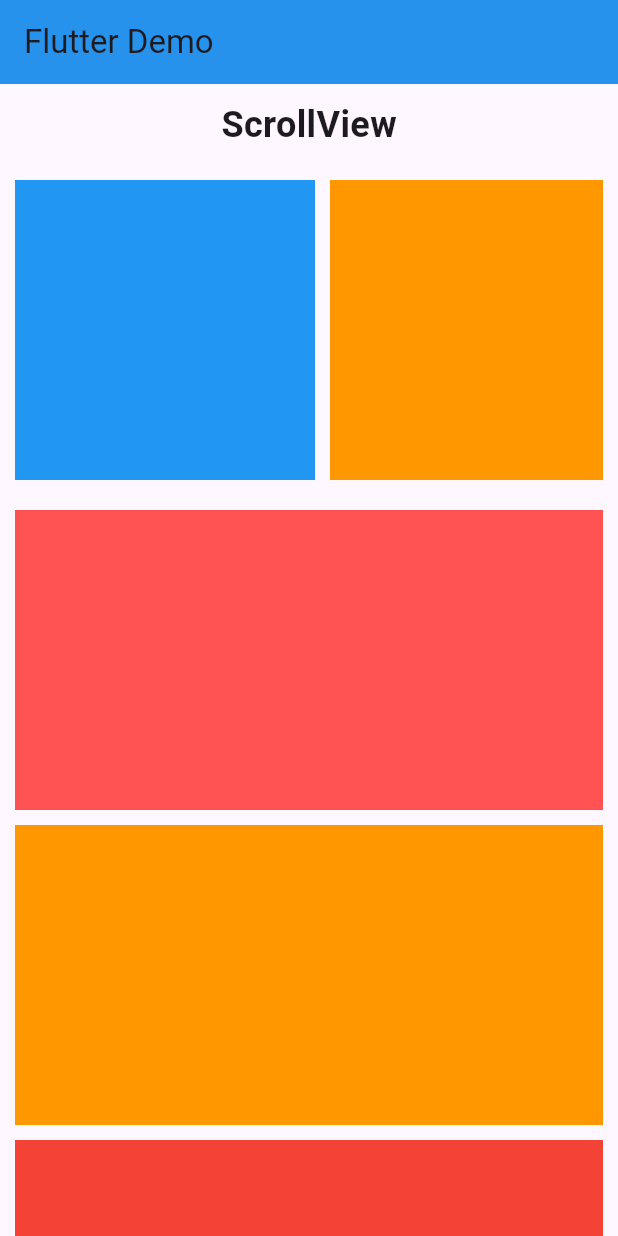
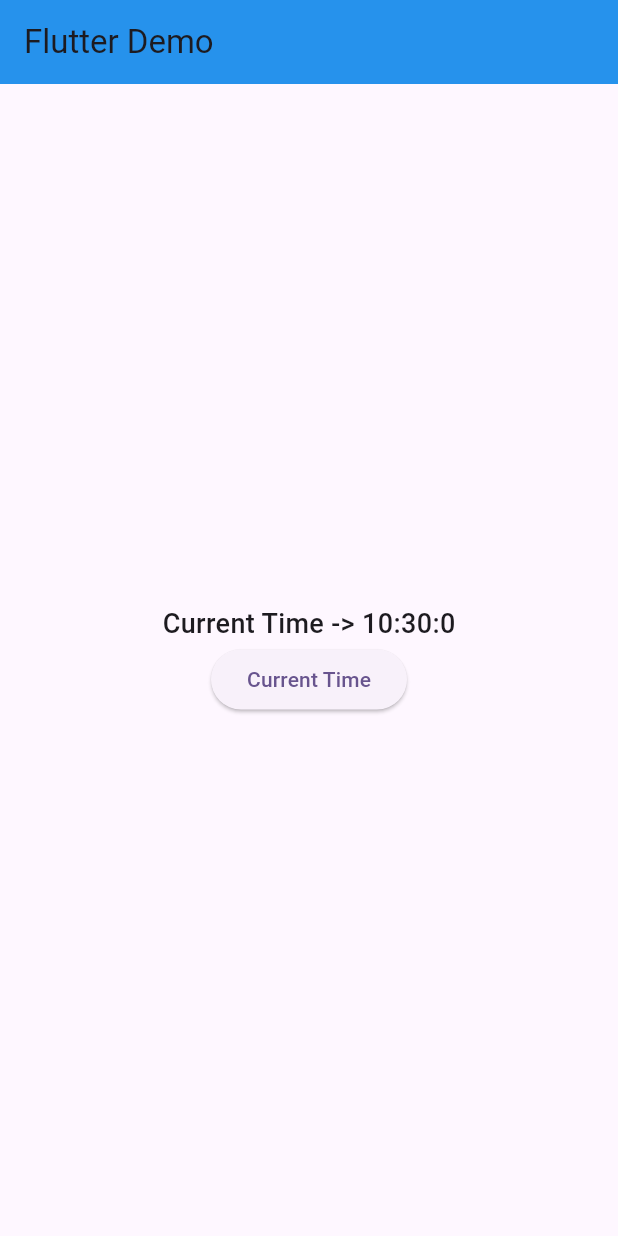
Before and after one commit to prajapatihet/firstapp, a Flutter app: the screen it shows after launch, on a phone screen of 412 x 824 dp. Run offline on Flutter 3.47's test engine with Material 3 defaults, Android fonts, the phone set to English and light mode, and no system bars.

Commit message:
current time

```diff
--- a/lib/src/present/views/main_screen/main_home.dart
+++ b/lib/src/present/views/main_screen/main_home.dart
@@ -9,6 +9,7 @@ class MainHomeScreen extends StatefulWidget {
 }
 
 class _MainHomeScreenState extends State<MainHomeScreen> {
+  var time = DateTime.now();
   @override
   Widget build(BuildContext context) {
     return Scaffold(
@@ -17,125 +18,26 @@ class _MainHomeScreenState extends State<MainHomeScreen> {
         title: const Text('Flutter Demo'),
         elevation: 2,
       ),
-      body: SingleChildScrollView(
-        child: Padding(
-          padding: const EdgeInsets.all(10.0),
+      body: Center(
         child: Column(
+          mainAxisAlignment: MainAxisAlignment.center,
           children: [
             Text(
-                'ScrollView',
-                style: TextStyle(
-                  fontSize: 24,
-                  fontWeight: FontWeight.bold,
+              'Current Time -> ${time.hour}:${time.minute}:${time.second}',
+              style: const TextStyle(
+                fontSize: 18,
+                fontWeight: FontWeight.w500,
               ),
             ),
-              SizedBox(
-                height: 20,
-              ),
-              SingleChildScrollView(
-                scrollDirection: Axis.horizontal,
-                child: Row(
-                  children: [
-                    Container(
-                      margin: EdgeInsets.only(right: 10),
-                      width: 200,
-                      height: 200,
-                      color: Colors.blue,
-                    ),
-                    Container(
-                      margin: EdgeInsets.only(right: 10),
-                      width: 200,
-                      height: 200,
-                      color: Colors.orange,
-                    ),
-                    Container(
-                      margin: EdgeInsets.only(right: 10),
-                      width: 200,
-                      height: 200,
-                      color: Colors.red,
-                    ),
-                    Container(
-                      margin: EdgeInsets.only(right: 10),
-                      width: 200,
-                      height: 200,
-                      color: Colors.green,
-                    ),
-                    Container(
-                      margin: EdgeInsets.only(right: 10),
-                      width: 200,
-                      height: 200,
-                      color: Colors.grey,
-                    ),
-                    Container(
-                      margin: EdgeInsets.only(right: 10),
-                      width: 200,
-                      height: 200,
-                      color: Colors.blue,
-                    ),
-                    Container(
-                      margin: EdgeInsets.only(right: 10),
-                      width: 200,
-                      height: 200,
-                      color: Colors.orange,
+            ElevatedButton(
+              onPressed: () {
+                setState(() {
+                  time = DateTime.now();
+                });
+              },
+              child: const Text('Current Time'),
             ),
           ],
-                ),
-              ),
-              SizedBox(
-                height: 20,
-              ),
-              Container(
-                margin: EdgeInsets.only(bottom: 10),
-                height: 200,
-                color: Colors.redAccent,
-              ),
-              Container(
-                margin: EdgeInsets.only(bottom: 10),
-                height: 200,
-                color: Colors.orange,
-              ),
-              Container(
-                margin: EdgeInsets.only(bottom: 10),
-                height: 200,
-                color: Colors.red,
-              ),
-              Container(
-                margin: EdgeInsets.only(bottom: 10),
-                height: 200,
-                color: Colors.green,
-              ),
-              Container(
-                margin: EdgeInsets.only(bottom: 10),
-                height: 200,
-                color: Colors.grey,
-              ),
-              Container(
-                margin: EdgeInsets.only(bottom: 10),
-                height: 200,
-                color: Colors.blue,
-              ),
-              Container(
-                margin: EdgeInsets.only(bottom: 10),
-                height: 200,
-                color: Colors.orange,
-              ),
-              Container(
-                margin: EdgeInsets.only(bottom: 10),
-                height: 200,
-                color: Colors.red,
-              ),
-              Container(
-                margin: EdgeInsets.only(bottom: 10),
-                height: 200,
-                color: Colors.green,
-              ),
-              Container(
-                margin: EdgeInsets.only(bottom: 10),
-                height: 200,
-                color: Colors.grey,
-              ),
-            ],
-          ),
         ),
       ),
     );
```
Lines whose indentation alone changed are shown as unchanged.
